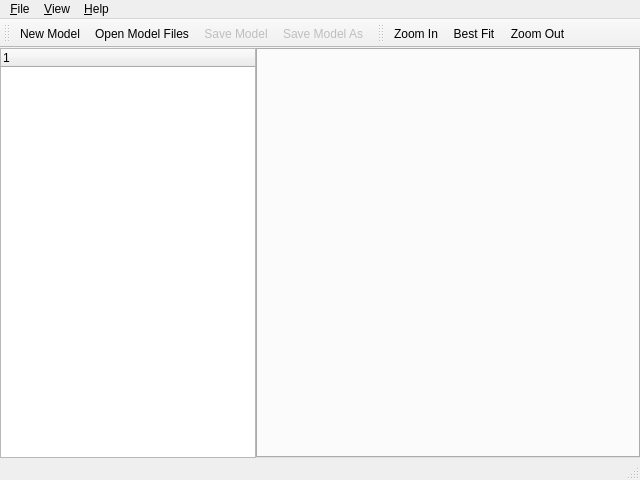
This is gui/mainwindow.ui in rakhimov/scram as Qt 5 draws it before an edit. The edited form follows.
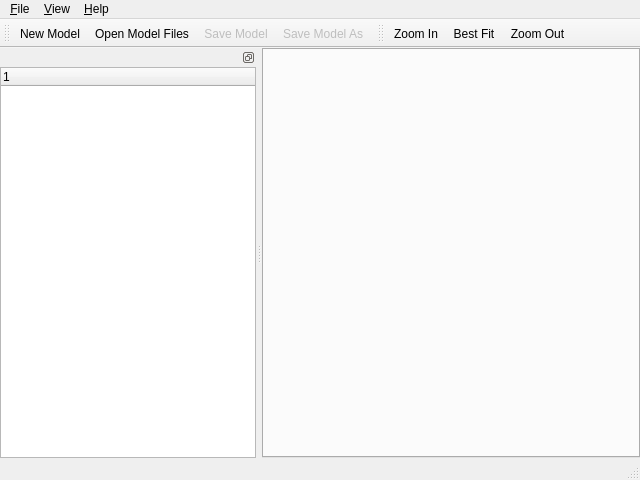
This is the edited form. Icons and pictures are not drawn.

Commit message:
GUI: Put the model tree widget into a dock widget
This approach allows resize, move, and detach of the dock.
Closing is disabled for now.

What changed in the file:
```diff
--- a/gui/mainwindow.ui
+++ b/gui/mainwindow.ui
@@ -46,7 +46,7 @@
     <property name="spacing">
      <number>0</number>
     </property>
-    <item row="0" column="1">
+    <item row="0" column="0">
      <widget class="QTabWidget" name="tabWidget">
       <property name="currentIndex">
        <number>-1</number>
@@ -59,21 +59,6 @@
       </property>
      </widget>
     </item>
-    <item row="0" column="0">
-     <widget class="QTreeWidget" name="treeWidget">
-      <property name="sizePolicy">
-       <sizepolicy hsizetype="Preferred" vsizetype="Expanding">
-        <horstretch>0</horstretch>
-        <verstretch>0</verstretch>
-       </sizepolicy>
-      </property>
-      <column>
-       <property name="text">
-        <string/>
-       </property>
-      </column>
-     </widget>
-    </item>
    </layout>
   </widget>
   <widget class="QMenuBar" name="menuBar">
@@ -166,6 +151,51 @@
    <addaction name="actionBestFit"/>
    <addaction name="actionZoomOut"/>
   </widget>
+  <widget class="QDockWidget" name="modelDockWidget">
+   <property name="features">
+    <set>QDockWidget::DockWidgetFloatable|QDockWidget::DockWidgetMovable</set>
+   </property>
+   <attribute name="dockWidgetArea">
+    <number>1</number>
+   </attribute>
+   <widget class="QWidget" name="dockWidgetContents">
+    <layout class="QHBoxLayout" name="horizontalLayout">
+     <property name="spacing">
+      <number>0</number>
+     </property>
+     <property name="leftMargin">
+      <number>0</number>
+     </property>
+     <property name="topMargin">
+      <number>0</number>
+     </property>
+     <property name="rightMargin">
+      <number>0</number>
+     </property>
+     <property name="bottomMargin">
+      <number>0</number>
+     </property>
+     <item>
+      <widget class="QTreeWidget" name="treeWidget">
+       <property name="sizePolicy">
+        <sizepolicy hsizetype="Preferred" vsizetype="Expanding">
+         <horstretch>0</horstretch>
+         <verstretch>0</verstretch>
+        </sizepolicy>
+       </property>
+       <property name="animated">
+        <bool>true</bool>
+       </property>
+       <column>
+        <property name="text">
+         <string/>
+        </property>
+       </column>
+      </widget>
+     </item>
+    </layout>
+   </widget>
+  </widget>
   <action name="actionAboutQt">
    <property name="icon">
     <iconset theme="help-about">
```
Left out of the diff: 9 changed lines with no effect on the pictures.
